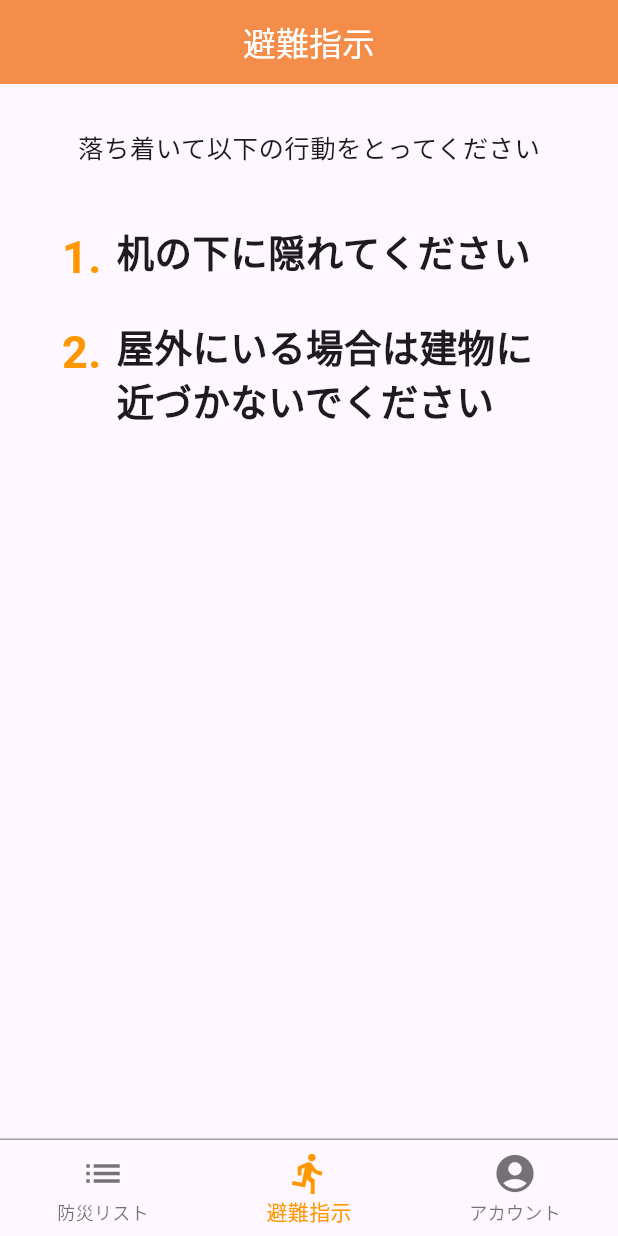
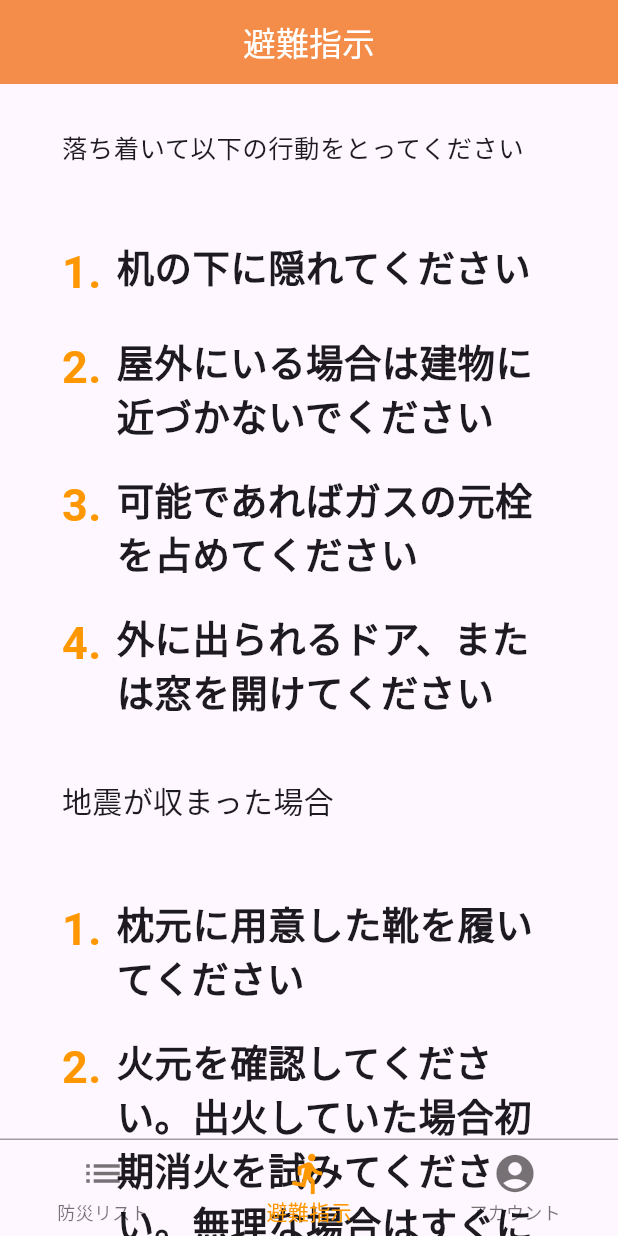
Before and after one commit to raisu3141/home_escape, a Flutter app: the screen it shows after launch, item 2 of the bottom bar chosen, on a phone screen of 412 x 824 dp. Run offline on Flutter 3.47's test engine with Material 3 defaults, Android fonts, the phone set to English and light mode, and no system bars; our stand-ins replace flutter_hooks, flutter_riverpod; Roboto replaces fonts that are missing (dotGothic16).

Commit message:
指示一覧描いた

```diff
--- a/lib/pages/escape_page.dart
+++ b/lib/pages/escape_page.dart
@@ -5,10 +5,23 @@ class EscapePage extends StatelessWidget {
 
   @override
   Widget build(BuildContext context) {
-    final double deviceHeight =
-        MediaQuery.of(context).size.height; //端末の縦の大きさを取得
-    final double deviceWidth = MediaQuery.of(context).size.width; //端末の横の大きさを取得
+    final double deviceWidth = MediaQuery.of(context).size.width; // 端末の横の大きさを取得
     final double horizontalPadding = deviceWidth * 0.1;
+
+    // 指示のリストを作成
+    final List<String> firstInstruct = [
+      '机の下に隠れてください',
+      '屋外にいる場合は建物に近づかないでください',
+      '可能であればガスの元栓を占めてください',
+      '外に出られるドア、または窓を開けてください',
+    ];
+
+    final List<String> secondInstruct = [
+      '枕元に用意した靴を履いてください',
+      '火元を確認してください。出火していた場合初期消火を試みてください。無理な場合はすぐに逃げてください',
+      '災害バッグを用意してください。ない場合はすぐに近くの避難所に避難してください',
+      '近くの避難所に避難してください。大きな建物やブロック塀などをなるべく避けて避難してください',
+    ];
 
     return Scaffold(
       appBar: AppBar(
@@ -21,32 +34,38 @@ class EscapePage extends StatelessWidget {
       ),
       body: Padding(
         padding: EdgeInsets.symmetric(horizontal: horizontalPadding),
-        child: const Column(
+        child: ListView(
           children: [
-            SizedBox(height: 30),
-            Text(
+            const SizedBox(height: 30),
+            const Text(
               '落ち着いて以下の行動をとってください',
               style: TextStyle(fontSize: 17),
             ),
-            SizedBox(height: 40),
-            SizedBox(
+            const SizedBox(height: 40),
+
+            // 指示を動的に表示
+            ...firstInstruct.asMap().entries.map((entry) {
+              int index = entry.key;
+              String instruction = entry.value;
+
+              return Padding(
+                padding: const EdgeInsets.symmetric(vertical: 10),
                 child: Row(
                   crossAxisAlignment: CrossAxisAlignment.start,
                   children: [
                     Text(
-                    '1.',
-                    style: TextStyle(
+                      '${index + 1}.',
+                      style: const TextStyle(
                         fontSize: 30,
                         color: Colors.orange,
-                        fontWeight: FontWeight.bold),
+                        fontWeight: FontWeight.bold,
                       ),
-                  SizedBox(
-                    width: 10,
                     ),
+                    const SizedBox(width: 10),
                     Expanded(
                       child: Text(
-                      '机の下に隠れてください',
-                      style: TextStyle(
+                        instruction, // リスト内の指示を表示
+                        style: const TextStyle(
                           fontSize: 25,
                           fontWeight: FontWeight.bold,
                         ),
@@ -54,25 +73,41 @@ class EscapePage extends StatelessWidget {
                     ),
                   ],
                 ),
+              );
+            }),
+
+            const SizedBox(height: 30),
+
+            // 地震が収まった場合の表示
+            const Text(
+              '地震が収まった場合',
+              style: TextStyle(fontSize: 20),
             ),
-            SizedBox(height: 20),
-            Row(
+            const SizedBox(height: 40),
+
+            // 指示を動的に表示
+            ...secondInstruct.asMap().entries.map((entry) {
+              int index = entry.key;
+              String instruction = entry.value;
+
+              return Padding(
+                padding: const EdgeInsets.symmetric(vertical: 10),
+                child: Row(
                   crossAxisAlignment: CrossAxisAlignment.start,
                   children: [
                     Text(
-                  '2.',
-                  style: TextStyle(
+                      '${index + 1}.',
+                      style: const TextStyle(
                         fontSize: 30,
                         color: Colors.orange,
-                      fontWeight: FontWeight.bold),
+                        fontWeight: FontWeight.bold,
                       ),
-                SizedBox(
-                  width: 10,
                     ),
+                    const SizedBox(width: 10),
                     Expanded(
                       child: Text(
-                    '屋外にいる場合は建物に近づかないでください',
-                    style: TextStyle(
+                        instruction, // リスト内の指示を表示
+                        style: const TextStyle(
                           fontSize: 25,
                           fontWeight: FontWeight.bold,
                         ),
@@ -80,6 +115,8 @@ class EscapePage extends StatelessWidget {
                     ),
                   ],
                 ),
+              );
+            }),
           ],
         ),
       ),
```
Lines whose indentation alone changed are shown as unchanged.
